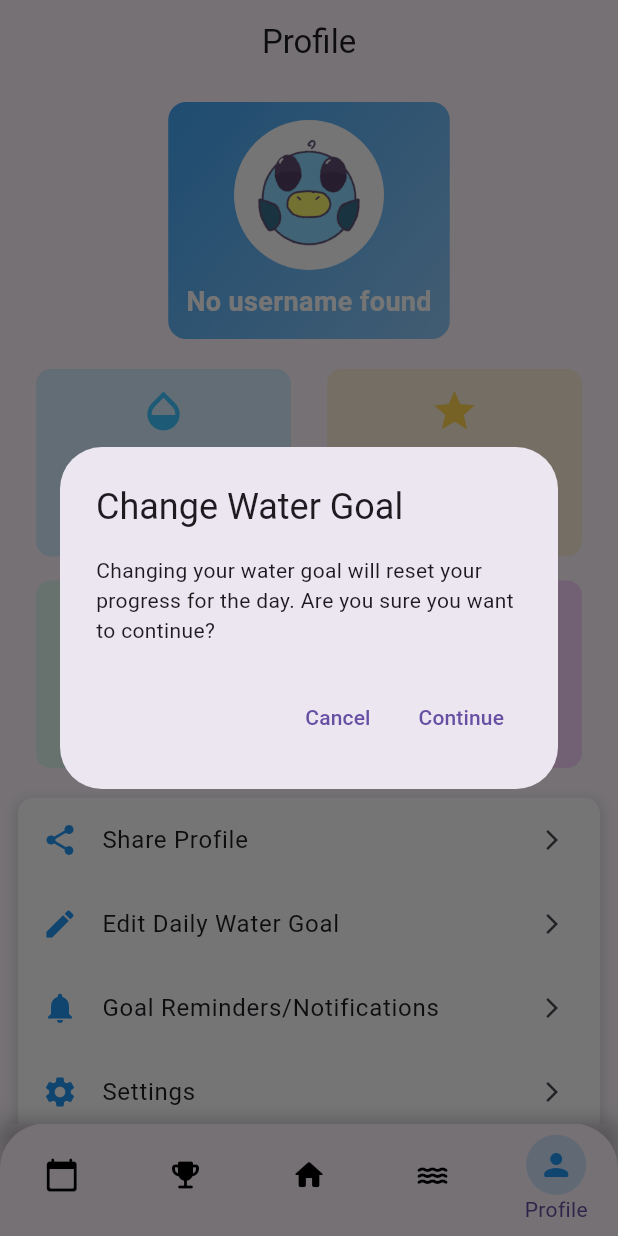
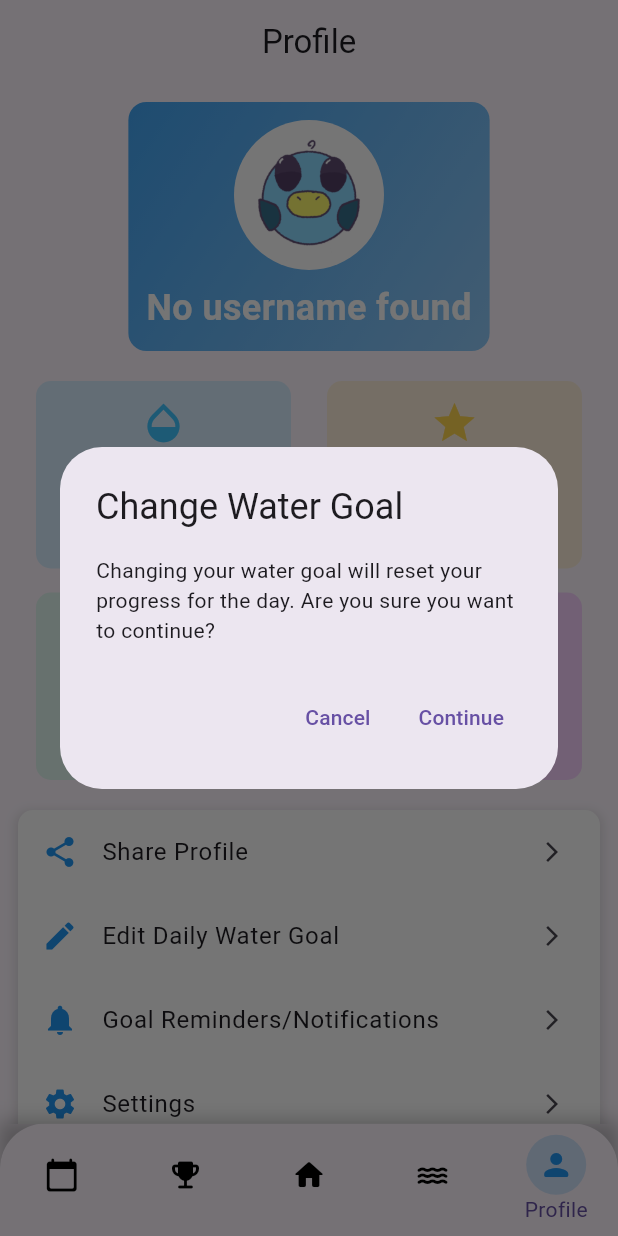
Before and after one commit to Crescendoe/Waddle, a Flutter app: the MainScreen screen opened by its route, item 5 of the bottom bar chosen, after a tap on "Edit Daily Water Goal", on a phone screen of 412 x 824 dp. Run offline on Flutter 3.47's test engine with Material 3 defaults, Android fonts, the phone set to English and light mode, and no system bars; drawn by our look-alikes of screenshot; our stand-ins replace cloud_firestore, confetti, firebase_auth, firebase_core, flutter_local_notifications, google_fonts and 6 more; missing offline and left inert: social_sharing_plus; accounts and stored records are empty.

Commit message:
Updated water_tracker.dart, accountCreated_screen.dart, congrats_screen.dart, main_screen.dart, notifications_screen.dart, pubspec.lock, pubspec.yaml

```diff
--- a/lib/screens/accountCreated_screen.dart
+++ b/lib/screens/accountCreated_screen.dart
@@ -49,7 +49,10 @@ class _AccountCreatedScreenState extends State<AccountCreatedScreen>
       body: Container(
         decoration: const BoxDecoration(
           gradient: LinearGradient(
-            colors: [Color(0xFF1E88E5), Color(0xFF42A5F5)],
+            colors: [
+              Color.fromARGB(255, 201, 230, 255),
+              Color.fromARGB(255, 108, 204, 209)
+            ],
             begin: Alignment.topCenter,
             end: Alignment.bottomCenter,
           ),
--- a/lib/screens/congrats_screen.dart
+++ b/lib/screens/congrats_screen.dart
@@ -48,7 +48,10 @@ class CongratsScreenState extends State<CongratsScreen>
       body: Container(
         decoration: const BoxDecoration(
           gradient: LinearGradient(
-            colors: [Color(0xFF4facfe), Color(0xFF00f2fe)],
+            colors: [
+              Color.fromARGB(255, 201, 230, 255),
+              Color.fromARGB(255, 108, 204, 209)
+            ],
             begin: Alignment.topCenter,
             end: Alignment.bottomCenter,
           ),
--- a/lib/screens/main_screen.dart
+++ b/lib/screens/main_screen.dart
@@ -1,3 +1,5 @@
+// ignore_for_file: avoid_types_as_parameter_names
+
 import 'dart:typed_data';
 import 'package:cloud_firestore/cloud_firestore.dart';
 import 'package:firebase_auth/firebase_auth.dart';
@@ -15,16 +17,19 @@ import 'package:screenshot/screenshot.dart';
 import 'package:path_provider/path_provider.dart' as path_provider;
 import 'package:google_fonts/google_fonts.dart';
 
+// MainScreen is the root widget for the main navigation and logic of the app.
 class MainScreen extends StatefulWidget {
   const MainScreen({super.key});
 
   @override
+  // ignore: library_private_types_in_public_api
   _MainScreenState createState() => _MainScreenState();
 }
 
+// State for MainScreen, handles navigation, loading, and challenge state.
 class _MainScreenState extends State<MainScreen>
     with SingleTickerProviderStateMixin {
-  int _selectedIndex = 2; // Set default index to 2
+  int _selectedIndex = 2; // Set default index to 2 (Home)
   final PageController _pageController =
       PageController(initialPage: 2); // Set initial page to 2
 
@@ -35,6 +40,7 @@ class _MainScreenState extends State<MainScreen>
   @override
   void initState() {
     super.initState();
+    // Animation controller for water wave animation
     _waveController = AnimationController(
       duration: const Duration(seconds: 3),
       vsync: this,
@@ -91,6 +97,7 @@ class _MainScreenState extends State<MainScreen>
     });
   }
 
+  // Schedules a timer to reset daily data at midnight
   void scheduleDailyReset() {
     final now = DateTime.now();
     final nextMidnight = DateTime(now.year, now.month, now.day + 1);
@@ -102,6 +109,8 @@ class _MainScreenState extends State<MainScreen>
     });
   }
 
+  // Resets the entry timer for water logging
+  // ignore: unused_element
   void _resetEntryTimer() {
     setState(() {
       context.read<WaterTracker>().nextEntryTime = null;
@@ -115,6 +124,8 @@ class _MainScreenState extends State<MainScreen>
     super.dispose();
   }
 
+  // Shares a screenshot of the profile to social media
+  // ignore: unused_element
   void _shareProfile() async {
     final image = await _screenshotController.capture();
     if (image != null && mounted) {
@@ -140,7 +151,9 @@ class _MainScreenState extends State<MainScreen>
 
   @override
   Widget build(BuildContext context) {
+    // Main build method, handles loading, challenge, and main content states
     return Scaffold(
+      // ignore: deprecated_member_use
       body: WillPopScope(
         onWillPop: () async {
           return false;
@@ -156,6 +169,7 @@ class _MainScreenState extends State<MainScreen>
     );
   }
 
+  // UI shown when the user fails a challenge
   Widget _buildFailureState() {
     return Center(
       child: Column(
@@ -179,6 +193,7 @@ class _MainScreenState extends State<MainScreen>
     );
   }
 
+  // UI shown when the user completes a challenge
   Widget _buildSuccessState() {
     return Center(
       child: Column(
@@ -202,6 +217,7 @@ class _MainScreenState extends State<MainScreen>
     );
   }
 
+  // Main content with navigation and page views
   Widget _buildMainContent() {
     return Scaffold(
       body: Stack(
@@ -290,6 +306,7 @@ class _MainScreenState extends State<MainScreen>
     );
   }
 
+  // Helper to build navigation bar items with animation
   BottomNavigationBarItem _buildBottomNavItem({
     required IconData icon,
     required String label,
@@ -318,15 +335,17 @@ class _MainScreenState extends State<MainScreen>
   }
 }
 
+// Extension to allow ScreenshotController to be disposed (no-op)
 extension on ScreenshotController {
   void dispose() {}
 }
 
+// Helper to rebuild UI, e.g., after profile image change
 void rebuildUI(BuildContext context) {
   try {
     Navigator.pushReplacementNamed(context, '/home');
   } catch (e) {
-    print('Error navigating to home: $e');
+    // Handle error if needed
   }
 }
 
@@ -334,26 +353,13 @@ class StreakScreen extends StatefulWidget {
   const StreakScreen({super.key});
 
   @override
+  // ignore: library_private_types_in_public_api
   _StreakScreenState createState() => _StreakScreenState();
 }
 
 class _StreakScreenState extends State<StreakScreen> {
   Map<DateTime, bool> _loggedDays = {};
-  int _currentStreak = 0;
   DateTime _selectedDate = DateTime.now();
-
-  int _calculateCurrentStreak() {
-    int streak = 0;
-    DateTime today = DateTime.now();
-    DateTime currentDay = DateTime(today.year, today.month, today.day);
-
-    while (_loggedDays[currentDay] == true) {
-      streak++;
-      currentDay = currentDay.subtract(const Duration(days: 1));
-    }
-
-    return streak;
-  }
 
   @override
   void initState() {
@@ -363,6 +369,7 @@ class _StreakScreenState extends State<StreakScreen> {
   }
 
   Future<void> _loadLoggedDays() async {
+    // ignore: unnecessary_cast
     final user = FirebaseAuth.instance.currentUser as User?;
     if (user != null) {
       final uid = user.uid;
@@ -382,10 +389,10 @@ class _StreakScreenState extends State<StreakScreen> {
 
       setState(() {
         _loggedDays = loggedDays;
-        _currentStreak = _calculateCurrentStreak();
       });
 
       // Ensure lastResetDate is not unintentionally updated
+      // ignore: use_build_context_synchronously
       final waterTracker = context.read<WaterTracker>();
       if (waterTracker.lastResetDate == null ||
           waterTracker.lastResetDate!
@@ -416,6 +423,7 @@ class _StreakScreenState extends State<StreakScreen> {
       }).toList();
 
       // Set logs without overwriting existing data
+      // ignore: use_build_context_synchronously
       context.read<WaterTracker>().setLogs(logs);
     }
   }
@@ -1756,8 +1764,10 @@ class _HomeScreenState extends State<HomeScreen>
                           );
                   },
                 ),
-                if (_remainingTime > 0)
-                  Column(
+                AnimatedOpacity(
+                  opacity: _remainingTime > 0 ? 1 : 0.0,
+                  duration: const Duration(milliseconds: 500),
+                  child: Column(
                     children: [
                       const SizedBox(height: 20),
                       Text(
@@ -1777,6 +1787,7 @@ class _HomeScreenState extends State<HomeScreen>
                       ),
                     ],
                   ),
+                ),
               ],
             ),
           ),
@@ -2903,30 +2914,35 @@ class ProfileScreen extends StatelessWidget {
                                 .doc(FirebaseAuth.instance.currentUser?.uid)
                                 .get(),
                             builder: (context, snapshot) {
-                              if (snapshot.connectionState ==
-                                  ConnectionState.waiting) {
-                                return const CircularProgressIndicator();
-                              }
-                              if (snapshot.hasError || !snapshot.hasData) {
-                                return const Text(
-                                  'Error loading username',
+                              return AnimatedOpacity(
+                                opacity: snapshot.connectionState ==
+                                        ConnectionState.done
+                                    ? 1.0
+                                    : 0.0,
+                                duration: const Duration(milliseconds: 500),
+                                child: Text(
+                                  snapshot.hasData && snapshot.data != null
+                                      ? (snapshot.data?.data() as Map<String,
+                                              dynamic>)['username'] ??
+                                          'No username found'
+                                      : 'No username found',
                                   style: TextStyle(
-                                    fontSize: 18.0,
+                                    fontSize: snapshot.hasData &&
+                                            snapshot.data != null &&
+                                            (snapshot.data?.data() as Map<
+                                                    String,
+                                                    dynamic>)['username'] !=
+                                                null &&
+                                            (snapshot.data?.data() as Map<
+                                                        String,
+                                                        dynamic>)['username']
+                                                    .length >
+                                                10
+                                        ? 18.0
+                                        : 24.0,
                                     fontWeight: FontWeight.bold,
                                     color: Colors.white,
                                   ),
-                                );
-                              }
-                              final data = snapshot.data?.data()
-                                  as Map<String, dynamic>?;
-                              final username =
-                                  data?['username'] ?? 'No username found';
-                              return Text(
-                                username,
-                                style: TextStyle(
-                                  fontSize: username.length > 10 ? 18.0 : 24.0,
-                                  fontWeight: FontWeight.bold,
-                                  color: Colors.white,
                                 ),
                               );
                             },
--- a/pubspec.yaml
+++ b/pubspec.yaml
@@ -54,6 +54,7 @@ dependencies:
   screenshot: ^3.0.0
   path_provider: ^2.1.5
   google_fonts: ^6.2.1
+  rxdart: ^0.28.0
 
 dev_dependencies:
   flutter_test:
```
Also changed, not shown: lib/models/water_tracker.dart (+75 -69 lines), lib/screens/notifications_screen.dart (+126 -15 lines), pubspec.lock.
